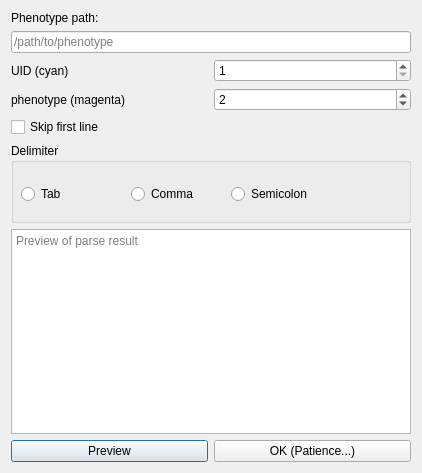
Qt form convert-assoc-qt/convert_assoc/phenotype_file_select.ui (DSPsleeporg/biobank-plink-assoc) before a commit.
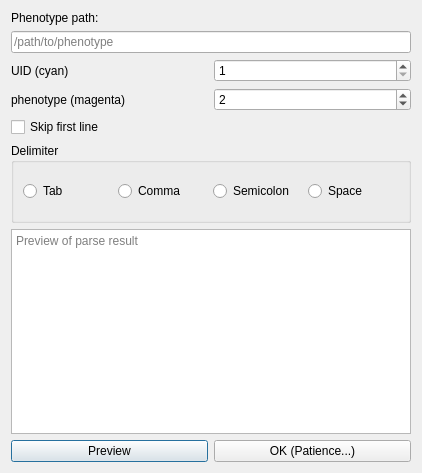
The same form after that commit.

```diff
--- a/convert-assoc-qt/convert_assoc/phenotype_file_select.ui
+++ b/convert-assoc-qt/convert_assoc/phenotype_file_select.ui
@@ -77,15 +77,9 @@
      <property name="title">
       <string>Delimiter</string>
      </property>
+     <layout class="QGridLayout" name="gridLayout_2">
+      <item row="0" column="0">
      <widget class="QRadioButton" name="tab_rbtn">
-      <property name="geometry">
-       <rect>
-        <x>10</x>
-        <y>40</y>
-        <width>91</width>
-        <height>22</height>
-       </rect>
-      </property>
       <property name="text">
        <string>Tab</string>
       </property>
@@ -93,15 +87,9 @@
        <string notr="true">dlm_btn_gp</string>
       </attribute>
      </widget>
+      </item>
+      <item row="0" column="1">
      <widget class="QRadioButton" name="cmm_rbtn">
-      <property name="geometry">
-       <rect>
-        <x>120</x>
-        <y>40</y>
-        <width>91</width>
-        <height>22</height>
-       </rect>
-      </property>
       <property name="text">
        <string>Comma</string>
       </property>
@@ -109,15 +97,9 @@
        <string notr="true">dlm_btn_gp</string>
       </attribute>
      </widget>
+      </item>
+      <item row="0" column="2">
      <widget class="QRadioButton" name="scn_rbtn">
-      <property name="geometry">
-       <rect>
-        <x>220</x>
-        <y>40</y>
-        <width>91</width>
-        <height>22</height>
-       </rect>
-      </property>
       <property name="text">
        <string>Semicolon</string>
       </property>
@@ -125,6 +107,24 @@
        <string notr="true">dlm_btn_gp</string>
       </attribute>
      </widget>
+      </item>
+      <item row="0" column="3">
+       <widget class="QRadioButton" name="space_rbtn">
+        <property name="minimumSize">
+         <size>
+          <width>91</width>
+          <height>22</height>
+         </size>
+        </property>
+        <property name="text">
+         <string>Space</string>
+        </property>
+        <attribute name="buttonGroup">
+         <string notr="true">dlm_btn_gp</string>
+        </attribute>
+       </widget>
+      </item>
+     </layout>
     </widget>
    </item>
    <item row="6" column="0" colspan="2">
```
Lines whose indentation alone changed are shown as unchanged.
